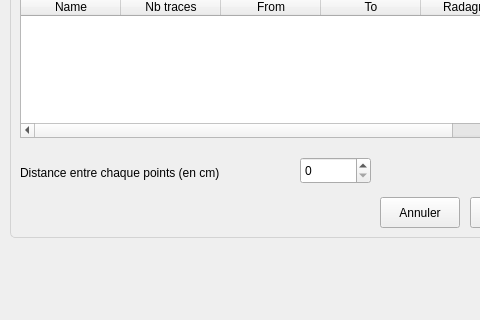
This is UI_tellus_processing_dialog_base.ui in RonanTellus/TellusPlugin as Qt 5 draws it before an edit; both pictures show x 0 to 480 and y 213 to 533 of the 568 by 533 pixel window. The edited form follows.
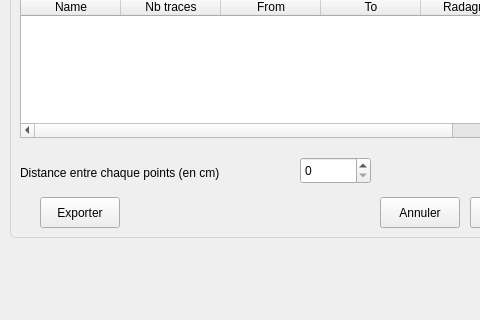
This is the edited form. Icons and pictures are not drawn.

Commit message: export button ok

Patch:
```diff
--- a/UI_tellus_processing_dialog_base.ui
+++ b/UI_tellus_processing_dialog_base.ui
@@ -388,6 +388,19 @@
     <enum>QFrame::Raised</enum>
    </property>
   </widget>
+  <widget class="QPushButton" name="buttonExporter">
+   <property name="geometry">
+    <rect>
+     <x>40</x>
+     <y>410</y>
+     <width>80</width>
+     <height>31</height>
+    </rect>
+   </property>
+   <property name="text">
+    <string>Exporter</string>
+   </property>
+  </widget>
   <zorder>frameHeader</zorder>
   <zorder>frame</zorder>
   <zorder>traces</zorder>
```
The commit also changes 2 other files.
